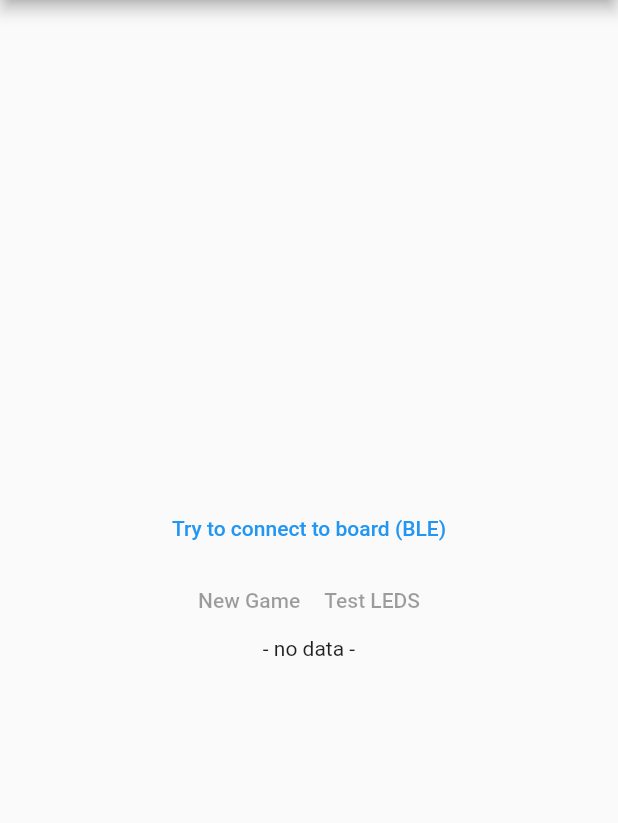
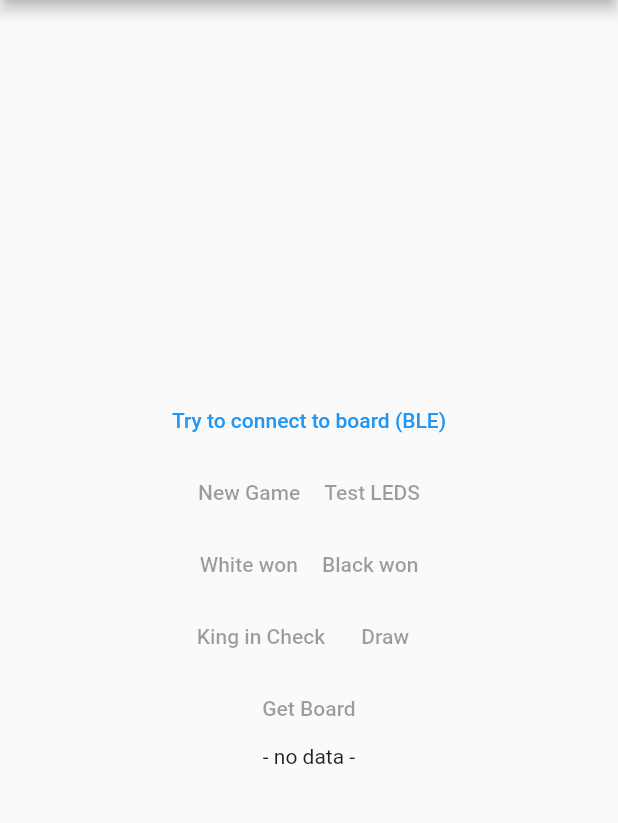
Before and after one commit to mono424/squareoffdriver, a Flutter app: the screen it shows after launch, on a phone screen of 412 x 824 dp, the part 84-907 px from its top. Run offline on Flutter 3.47's test engine with Material 2 defaults, Android fonts, the phone set to English and light mode, and no system bars; our stand-ins replace permission_handler; missing offline and left inert: flutter_reactive_ble.

Commit message:
added more messages

```diff
--- a/example/lib/main.dart
+++ b/example/lib/main.dart
@@ -9,6 +9,7 @@ import 'package:permission_handler/permission_handler.dart';
 import 'package:provider/provider.dart';
 import 'package:squareoffdriver/SquareOff.dart';
 import 'package:squareoffdriver/SquareOffCommunicationClient.dart';
+import 'package:squareoffdriver/protocol/model/GameEvent.dart';
 import 'package:squareoffdriver/protocol/model/PieceUpdate.dart';
 
 void main() {
@@ -110,19 +111,19 @@ class _MyHomePageState extends State<MyHomePage> {
           }
         }
 
-        SquareOffCommunicationClient chessnutCommuniChessnutCommunicationClient = SquareOffCommunicationClient(
+        SquareOffCommunicationClient squareOffCommunicationClient = SquareOffCommunicationClient(
           (v) => flutterReactiveBle.writeCharacteristicWithResponse(write, value: v),
         );
         boardBtInputStream = flutterReactiveBle
             .subscribeToCharacteristic(read)
             .listen((list) {
-              chessnutCommuniChessnutCommunicationClient.handleReceive(Uint8List.fromList(list));
+              squareOffCommunicationClient.handleReceive(Uint8List.fromList(list));
             });
 
         // connect to board and initialize
         SquareOff nBoard = SquareOff();
-        await nBoard.init(chessnutCommuniChessnutCommunicationClient);
-        print("chessnutBoard connected");
+        await nBoard.init(squareOffCommunicationClient);
+        print("squareOffBoard connected");
 
         // set connected board
         setState(() {
@@ -159,12 +160,13 @@ class _MyHomePageState extends State<MyHomePage> {
   }
 
   void testLeds() async {
-    // LEDPattern pattern;
-    // for (var square in ChessnutProtocol.squares) {
-    //   pattern = LEDPattern();
-    //   pattern.setSquare(square, true);
-    //   await connectedBoard.setLEDs(pattern);
-    // }
+    List<String> squares = [];
+    for (var square in SquareOff.squares) {
+      squares.add(square);
+      while (squares.length > 4) squares.removeAt(0);
+      await connectedBoard.setLeds(squares);
+    }
+    await connectedBoard.setLeds([]);
   }
 
   @override
@@ -192,6 +194,41 @@ class _MyHomePageState extends State<MyHomePage> {
               TextButton(
                 child: Text("Test LEDS"),
                 onPressed: !loading && connectedBoard != null ? testLeds : null
+              ),
+            ],
+          ),
+          Row(
+            mainAxisAlignment: MainAxisAlignment.center,
+            children: [
+              TextButton(
+                child: Text("White won"),
+                onPressed: !loading && connectedBoard != null ? () => connectedBoard.triggerGameEvent(GameEvent.whiteWins) : null
+              ),
+              TextButton(
+                child: Text("Black won"),
+                onPressed: !loading && connectedBoard != null ? () => connectedBoard.triggerGameEvent(GameEvent.blackWins) : null
+              ),
+            ],
+          ),
+          Row(
+            mainAxisAlignment: MainAxisAlignment.center,
+            children: [
+              TextButton(
+                child: Text("King in Check"),
+                onPressed: !loading && connectedBoard != null ? () => connectedBoard.triggerGameEvent(GameEvent.kingInCheck) : null
+              ),
+              TextButton(
+                child: Text("Draw"),
+                onPressed: !loading && connectedBoard != null ? () => connectedBoard.triggerGameEvent(GameEvent.draw) : null
+              ),
+            ],
+          ),
+          Row(
+            mainAxisAlignment: MainAxisAlignment.center,
+            children: [
+              TextButton(
+                child: Text("Get Board"),
+                onPressed: !loading && connectedBoard != null ? () => connectedBoard.getBoard() : null
               ),
             ],
           ),
--- a/lib/SquareOff.dart
+++ b/lib/SquareOff.dart
@@ -2,7 +2,13 @@ import 'dart:async';
 import 'package:squareoffdriver/SquareOffCommunicationClient.dart';
 import 'package:squareoffdriver/SquareOffMessage.dart';
 import 'package:squareoffdriver/protocol/commands/FieldUpdate.dart';
+import 'package:squareoffdriver/protocol/commands/GetBoard.dart';
 import 'package:squareoffdriver/protocol/commands/NewGame.dart';
+import 'package:squareoffdriver/protocol/commands/RequestBattery.dart';
+import 'package:squareoffdriver/protocol/commands/SetLeds.dart';
+import 'package:squareoffdriver/protocol/commands/TriggerGameEvent.dart';
+import 'package:squareoffdriver/protocol/model/BatteryStatus.dart';
+import 'package:squareoffdriver/protocol/model/GameEvent.dart';
 import 'package:squareoffdriver/protocol/model/PieceUpdate.dart';
 import 'package:squareoffdriver/protocol/model/RequestConfig.dart';
 
@@ -15,17 +21,16 @@ class SquareOff {
   List<int> _buffer;
   String _version;
 
-  static List<String> RANKS = ["a", "b", "c", "d", "e", "f", "g", "h"];
-  static List<String> ROWS = ["1", "2", "3", "4", "5", "6", "7", "8"];
-  static get SQUARES {
-    List<String> squares = [];
-    for (var row in ROWS) {
-      for (var rank in RANKS.reversed.toList()) {
-        squares.add(rank + row);
-      }
-    }
-    return squares;
-  }
+  static List<String> squares = [
+    'a1', 'a2', 'a3', 'a4', 'a5', 'a6', 'a7', 'a8',
+    'b1', 'b2', 'b3', 'b4', 'b5', 'b6', 'b7', 'b8',
+    'c1', 'c2', 'c3', 'c4', 'c5', 'c6', 'c7', 'c8',
+    'd1', 'd2', 'd3', 'd4', 'd5', 'd6', 'd7', 'd8',
+    'e1', 'e2', 'e3', 'e4', 'e5', 'e6', 'e7', 'e8',
+    'f1', 'f2', 'f3', 'f4', 'f5', 'f6', 'f7', 'f8',
+    'g1', 'g2', 'g3', 'g4', 'g5', 'g6', 'g7', 'g8',
+    'h1', 'h2', 'h3', 'h4', 'h5', 'h6', 'h7', 'h8'
+  ];
 
   String get version => _version;
 
@@ -92,4 +97,20 @@ class SquareOff {
     return NewGame().request(_client, _inputStream, config);
   }
 
+  Future<Map<String, bool>> getBoard({ RequestConfig config = const RequestConfig(0, const Duration(minutes: 5)) }) {
+    return GetBoard().request(_client, _inputStream, config);
+  }
+
+  Future<BatteryStatus> getBatteryStatus({ RequestConfig config = const RequestConfig(0, const Duration(minutes: 5)) }) {
+    return RequestBattery().request(_client, _inputStream, config);
+  }
+
+  Future<void> setLeds(List<String> squares) {
+    return SetLeds(squares).send(_client);
+  }
+
+  Future<void> triggerGameEvent(GameEvent event) {
+    return TriggerGameEvent(event).send(_client);
+  }
+
 }
--- /dev/null
+++ b/lib/protocol/commands/GetBoard.dart
@@ -0,0 +1,23 @@
+import 'package:squareoffdriver/SquareOff.dart';
+import 'package:squareoffdriver/protocol/Answer.dart';
+import 'package:squareoffdriver/protocol/Command.dart';
+
+class GetBoard extends Command<Map<String, bool>> {
+  final String code = "30";
+  final String body = "R";
+  final Answer<Map<String, bool>> answer = GetBoardReady();
+}
+
+class GetBoardReady extends Answer<Map<String, bool>> {
+  final String code = "30";
+
+  @override
+  Map<String, bool> process(String msg) {
+    List<bool> rawBoard = msg.split("#")[1].split("").map((e) => e == "1").toList();
+    Map<String, bool> board = {};
+    for (var i = 0; i < SquareOff.squares.length; i++) {
+      board[SquareOff.squares[i]] = rawBoard[i];
+    }
+    return board;
+  }
+}
--- /dev/null
+++ b/lib/protocol/commands/RequestBattery.dart
@@ -0,0 +1,18 @@
+import 'package:squareoffdriver/protocol/Answer.dart';
+import 'package:squareoffdriver/protocol/Command.dart';
+import 'package:squareoffdriver/protocol/model/BatteryStatus.dart';
+
+class RequestBattery extends Command<BatteryStatus> {
+  final String code = "4";
+  final String body = "";
+  final Answer<BatteryStatus> answer = BatteryStatusAnswer();
+}
+
+class BatteryStatusAnswer extends Answer<BatteryStatus> {
+  final String code = "22";
+
+  @override
+  BatteryStatus process(String msg) {
+    return BatteryStatus(double.parse(msg.split("#")[1]));
+  }
+}
--- /dev/null
+++ b/lib/protocol/commands/SetLeds.dart
@@ -0,0 +1,10 @@
+import 'package:squareoffdriver/protocol/Command.dart';
+
+class SetLeds extends Command<void> {
+  final String code = "25";
+  String body = "";
+
+  SetLeds(List<String> squares) {
+    body = squares.join("").toLowerCase();
+  }
+}
--- /dev/null
+++ b/lib/protocol/commands/TriggerGameEvent.dart
@@ -0,0 +1,26 @@
+import 'package:squareoffdriver/protocol/Command.dart';
+import 'package:squareoffdriver/protocol/model/GameEvent.dart';
+
+class TriggerGameEvent extends Command<void> {
+  final String code = "27";
+  String body;
+
+  TriggerGameEvent(GameEvent event) {
+    switch (event) {
+      case GameEvent.kingInCheck:
+        body = "ck";
+        return;
+      case GameEvent.blackWins:
+        body = "bl";
+        return;
+      case GameEvent.whiteWins:
+        body = "wt";
+        return;
+      case GameEvent.draw:
+        body = "dw";
+        return;
+      default:
+        throw new ArgumentError("Unknown event: $event");
+    }
+  }
+}
--- /dev/null
+++ b/lib/protocol/model/BatteryStatus.dart
@@ -0,0 +1,5 @@
+class BatteryStatus {
+  final double batteryLevel;
+
+  BatteryStatus(this.batteryLevel);
+}
--- /dev/null
+++ b/lib/protocol/model/GameEvent.dart
@@ -0,0 +1,3 @@
+enum GameEvent {
+  kingInCheck, blackWins, whiteWins, draw
+}
```
